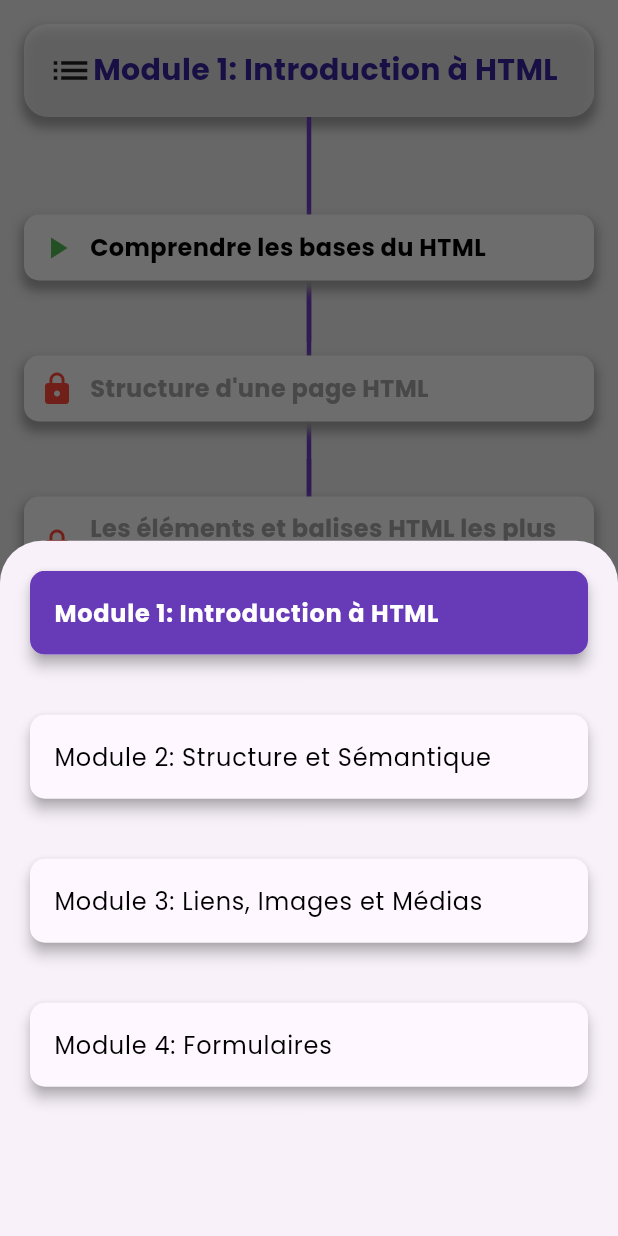
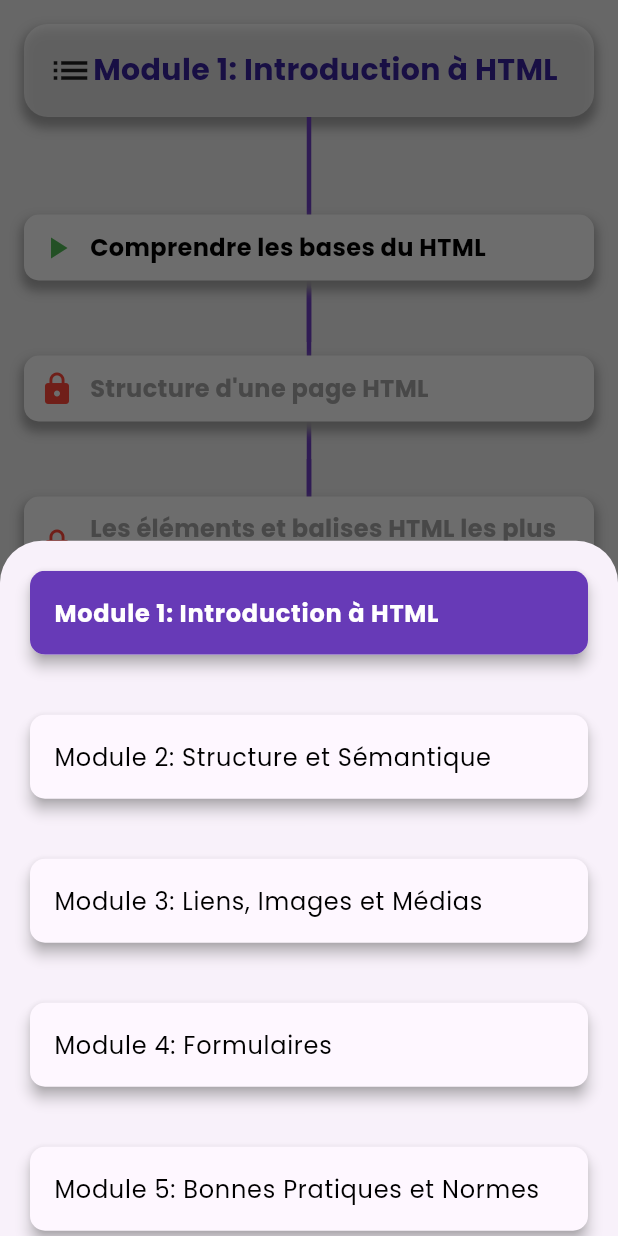
Before and after one commit to Godisouleymane/Nerd-app, a Flutter app: the ScreenHtml screen opened directly, after a tap on "Module 1: Introduction à HTML", on a phone screen of 412 x 824 dp. Run offline on Flutter 3.47's test engine with Material 3 defaults, Android fonts, the phone set to English and light mode, and no system bars; our stand-ins replace cloud_firestore, firebase_auth, firebase_core, flutter_svg, google_fonts, google_sign_in and 1 more; missing offline and left inert: dev_icons; accounts and stored records are empty.

Commit message:
creation du ui du chapitre1 html

```diff
--- a/lib/views/parcours/html/screenHTML.dart
+++ b/lib/views/parcours/html/screenHTML.dart
@@ -48,6 +48,16 @@ class _ScreenHtmlState extends State<ScreenHtml> {
       isUnlocked: false,
       courses: [
         "Création de formulaires HTML",
+        "Utilisation de différents types de champs de formulaire (texte, e-mail, mot de passe, etc.)",
+        "Exercice fin du module"
+      ],
+      courseUnlockedStatus: [true, false, false, false],
+    ),
+    CourseModule(
+      moduleName: 'Module 5: Bonnes Pratiques et Normes',
+      isUnlocked: false,
+      courses: [
+        "",
         "Utilisation de différents types de champs de formulaire (texte, e-mail, mot de passe, etc.)",
         "Exercice fin du module"
       ],
```
